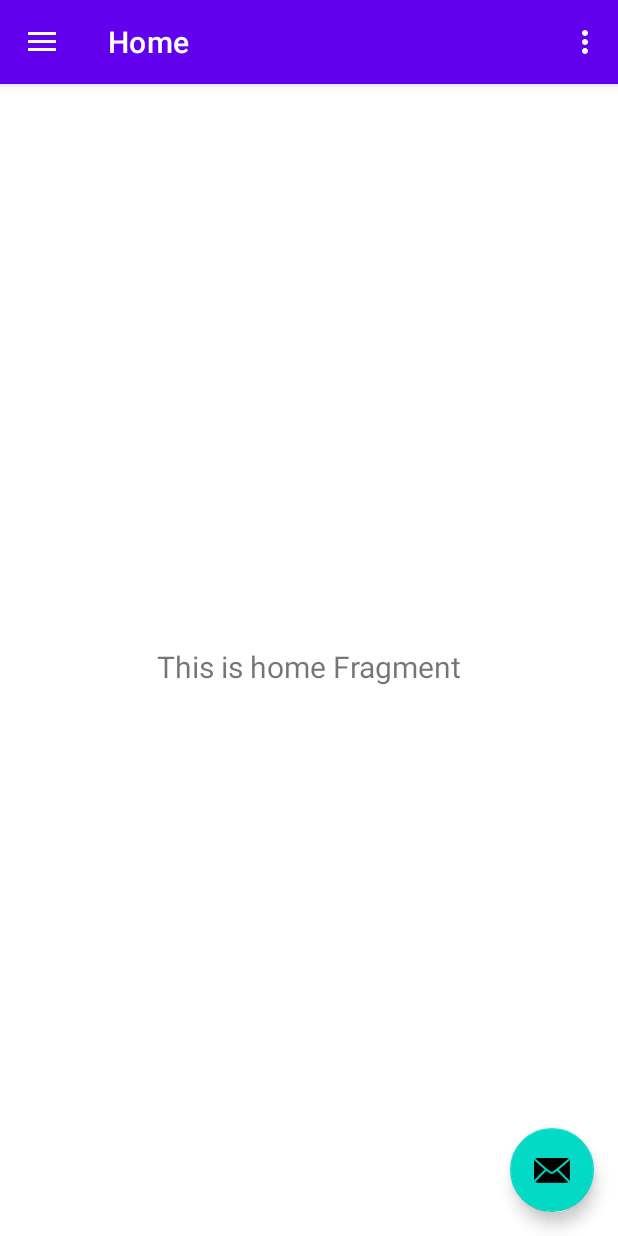
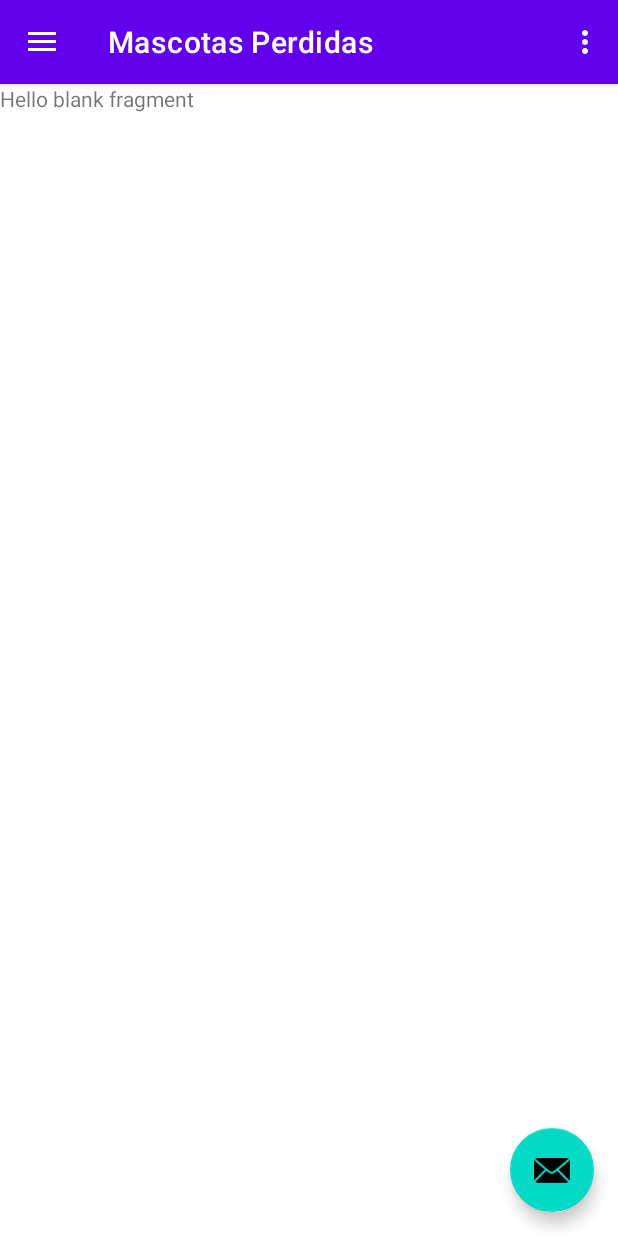
Before and after one commit to qboinstitute/AppPatitasKEA3, an Android app: the InicioActivity screen opened directly, with no data from a screen before it, on a phone screen of 412 x 824 dp. Run offline under Robolectric (Android 15) with nearby library versions, the phone set to English and light mode, and no system bars; our stand-ins replace navigation-ui.

Commit message:
segunda parte (180221)

```diff
--- a/app/build.gradle
+++ b/app/build.gradle
@@ -48,6 +48,7 @@ dependencies {
     implementation 'androidx.lifecycle:lifecycle-viewmodel-ktx:2.3.0'
     implementation 'androidx.navigation:navigation-fragment-ktx:2.3.3'
     implementation 'androidx.navigation:navigation-ui-ktx:2.3.3'
+    implementation 'androidx.legacy:legacy-support-v4:1.0.0'
     testImplementation 'junit:junit:4.+'
     androidTestImplementation 'androidx.test.ext:junit:1.1.2'
     androidTestImplementation 'androidx.test.espresso:espresso-core:3.3.0'
--- a/app/src/main/java/com/qbo/apppatitaskea3/InicioActivity.kt
+++ b/app/src/main/java/com/qbo/apppatitaskea3/InicioActivity.kt
@@ -36,7 +36,7 @@ class InicioActivity : AppCompatActivity() {
         // menu should be considered as top level destinations.
         appBarConfiguration = AppBarConfiguration(
             setOf(
-                R.id.nav_home, R.id.nav_gallery, R.id.nav_slideshow
+                R.id.navlistamascota,  R.id.navvoluntario
             ), drawerLayout
         )
         setupActionBarWithNavController(navController, appBarConfiguration)
--- /dev/null
+++ b/app/src/main/java/com/qbo/apppatitaskea3/ui/ListaMascotaFragment.kt
@@ -0,0 +1,19 @@
+package com.qbo.apppatitaskea3.ui
+
+import android.os.Bundle
+import androidx.fragment.app.Fragment
+import android.view.LayoutInflater
+import android.view.View
+import android.view.ViewGroup
+import com.qbo.apppatitaskea3.R
+
+
+class ListaMascotaFragment : Fragment() {
+
+    override fun onCreateView(inflater: LayoutInflater, container: ViewGroup?,
+                              savedInstanceState: Bundle?): View? {
+        // Inflate the layout for this fragment
+        return inflater.inflate(R.layout.fragment_lista_mascota, container, false)
+    }
+
+}
--- a/app/src/main/java/com/qbo/apppatitaskea3/ui/home/HomeFragment.kt
+++ /dev/null
@@ -1,31 +0,0 @@
-package com.qbo.apppatitaskea3.ui.home
-
-import android.os.Bundle
-import android.view.LayoutInflater
-import android.view.View
-import android.view.ViewGroup
-import android.widget.TextView
-import androidx.fragment.app.Fragment
-import androidx.lifecycle.Observer
-import androidx.lifecycle.ViewModelProvider
-import com.qbo.apppatitaskea3.R
-
-class HomeFragment : Fragment() {
-
-    private lateinit var homeViewModel: HomeViewModel
-
-    override fun onCreateView(
-        inflater: LayoutInflater,
-        container: ViewGroup?,
-        savedInstanceState: Bundle?
-    ): View? {
-        homeViewModel =
-            ViewModelProvider(this).get(HomeViewModel::class.java)
-        val root = inflater.inflate(R.layout.fragment_home, container, false)
-        val textView: TextView = root.findViewById(R.id.text_home)
-        homeViewModel.text.observe(viewLifecycleOwner, Observer {
-            textView.text = it
-        })
-        return root
-    }
-}
--- a/app/src/main/java/com/qbo/apppatitaskea3/ui/home/HomeViewModel.kt
+++ /dev/null
@@ -1,13 +0,0 @@
-package com.qbo.apppatitaskea3.ui.home
-
-import androidx.lifecycle.LiveData
-import androidx.lifecycle.MutableLiveData
-import androidx.lifecycle.ViewModel
-
-class HomeViewModel : ViewModel() {
-
-    private val _text = MutableLiveData<String>().apply {
-        value = "This is home Fragment"
-    }
-    val text: LiveData<String> = _text
-}
--- a/app/src/main/res/layout/fragment_home.xml
+++ /dev/null
@@ -1,22 +0,0 @@
-<?xml version="1.0" encoding="utf-8"?>
-<androidx.constraintlayout.widget.ConstraintLayout xmlns:android="http://schemas.android.com/apk/res/android"
-    xmlns:app="http://schemas.android.com/apk/res-auto"
-    xmlns:tools="http://schemas.android.com/tools"
-    android:layout_width="match_parent"
-    android:layout_height="match_parent"
-    tools:context=".ui.home.HomeFragment">
-
-    <TextView
-        android:id="@+id/text_home"
-        android:layout_width="match_parent"
-        android:layout_height="wrap_content"
-        android:layout_marginStart="8dp"
-        android:layout_marginTop="8dp"
-        android:layout_marginEnd="8dp"
-        android:textAlignment="center"
-        android:textSize="20sp"
-        app:layout_constraintBottom_toBottomOf="parent"
-        app:layout_constraintEnd_toEndOf="parent"
-        app:layout_constraintStart_toStartOf="parent"
-        app:layout_constraintTop_toTopOf="parent" />
-</androidx.constraintlayout.widget.ConstraintLayout>
--- /dev/null
+++ b/app/src/main/res/layout/fragment_lista_mascota.xml
@@ -0,0 +1,14 @@
+<?xml version="1.0" encoding="utf-8"?>
+<FrameLayout xmlns:android="http://schemas.android.com/apk/res/android"
+    xmlns:tools="http://schemas.android.com/tools"
+    android:layout_width="match_parent"
+    android:layout_height="match_parent"
+    tools:context=".ui.ListaMascotaFragment">
+
+    <!-- TODO: Update blank fragment layout -->
+    <TextView
+        android:layout_width="match_parent"
+        android:layout_height="match_parent"
+        android:text="@string/hello_blank_fragment" />
+
+</FrameLayout>
--- a/app/src/main/res/menu/activity_main_drawer.xml
+++ b/app/src/main/res/menu/activity_main_drawer.xml
@@ -5,16 +5,13 @@
 
     <group android:checkableBehavior="single">
         <item
-            android:id="@+id/nav_home"
-            android:icon="@drawable/ic_menu_camera"
-            android:title="@string/menu_home" />
+            android:id="@+id/navlistamascota"
+            android:icon="@drawable/ic_list"
+            android:title="@string/valnavlistamascota" />
         <item
-            android:id="@+id/nav_gallery"
-            android:icon="@drawable/ic_menu_gallery"
-            android:title="@string/menu_gallery" />
-        <item
-            android:id="@+id/nav_slideshow"
-            android:icon="@drawable/ic_menu_slideshow"
-            android:title="@string/menu_slideshow" />
+            android:id="@+id/navvoluntario"
+            android:icon="@drawable/ic_pets"
+            android:title="@string/valnavvoluntario" />
+
     </group>
 </menu>
--- a/app/src/main/res/navigation/mobile_navigation.xml
+++ b/app/src/main/res/navigation/mobile_navigation.xml
@@ -3,23 +3,15 @@
     xmlns:app="http://schemas.android.com/apk/res-auto"
     xmlns:tools="http://schemas.android.com/tools"
     android:id="@+id/mobile_navigation"
-    app:startDestination="@+id/nav_home">
-
+    app:startDestination="@id/navlistamascota">
     <fragment
-        android:id="@+id/nav_home"
-        android:name="com.qbo.apppatitaskea3.ui.home.HomeFragment"
-        android:label="@string/menu_home"
-        tools:layout="@layout/fragment_home" />
-
+        android:id="@+id/navlistamascota"
+        android:name="com.qbo.apppatitaskea3.ui.ListaMascotaFragment"
+        android:label="@string/valnavlistamascota"
+        tools:layout="@layout/fragment_lista_mascota" />
     <fragment
-        android:id="@+id/nav_gallery"
-        android:name="com.qbo.apppatitaskea3.ui.gallery.GalleryFragment"
-        android:label="@string/menu_gallery"
-        tools:layout="@layout/fragment_gallery" />
-
-    <fragment
-        android:id="@+id/nav_slideshow"
-        android:name="com.qbo.apppatitaskea3.ui.slideshow.SlideshowFragment"
-        android:label="@string/menu_slideshow"
-        tools:layout="@layout/fragment_slideshow" />
+        android:id="@+id/navvoluntario"
+        android:name="com.qbo.apppatitaskea3.ui.VoluntarioFragment"
+        android:label="@string/valnavvoluntario"
+        tools:layout="@layout/fragment_voluntario" />
 </navigation>
--- a/app/src/main/res/values/strings.xml
+++ b/app/src/main/res/values/strings.xml
@@ -35,4 +35,8 @@
     <string name="msgerrorregusu">Su usuario es obligatorio</string>
     <string name="msgerrorregpass">Su password es obligatorio</string>
     <string name="msgerrorregpass2">Su password no coincide.</string>
+    <!-- TODO: Remove or change this placeholder text -->
+    <string name="hello_blank_fragment">Hello blank fragment</string>
+    <string name="valnavlistamascota">Mascotas Perdidas</string>
+    <string name="valnavvoluntario">Unete a nosotros</string>
 </resources>
```
Also changed, not shown: app/src/main/java/com/qbo/apppatitaskea3/RegistroActivity.kt (+27 -1 lines), app/src/main/java/com/qbo/apppatitaskea3/ui/VoluntarioFragment.kt (added, +21 -0 lines), app/src/main/java/com/qbo/apppatitaskea3/ui/gallery/GalleryFragment.kt (deleted, +0 -31 lines), app/src/main/java/com/qbo/apppatitaskea3/ui/gallery/GalleryViewModel.kt (deleted, +0 -13 lines), app/src/main/java/com/qbo/apppatitaskea3/ui/slideshow/SlideshowFragment.kt (deleted, +0 -31 lines), app/src/main/java/com/qbo/apppatitaskea3/ui/slideshow/SlideshowViewModel.kt (deleted, +0 -13 lines), app/src/main/res/layout/fragment_gallery.xml (deleted, +0 -22 lines), app/src/main/res/layout/fragment_slideshow.xml (deleted, +0 -22 lines), app/src/main/res/layout/fragment_voluntario.xml (added, +14 -0 lines).
